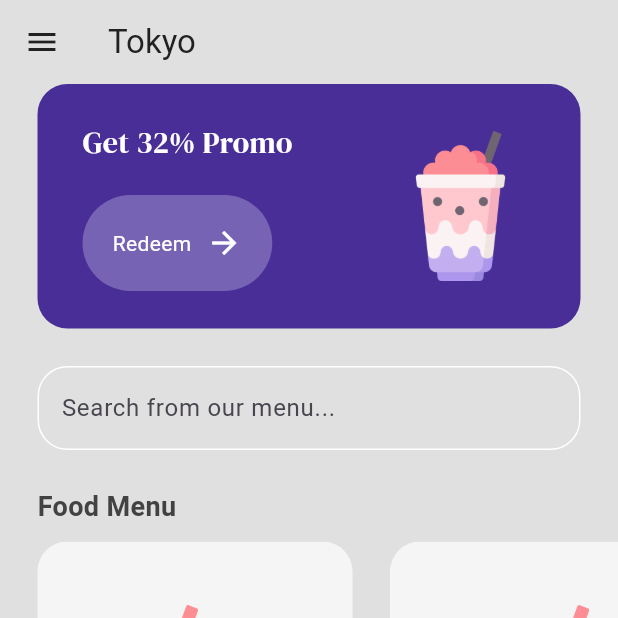
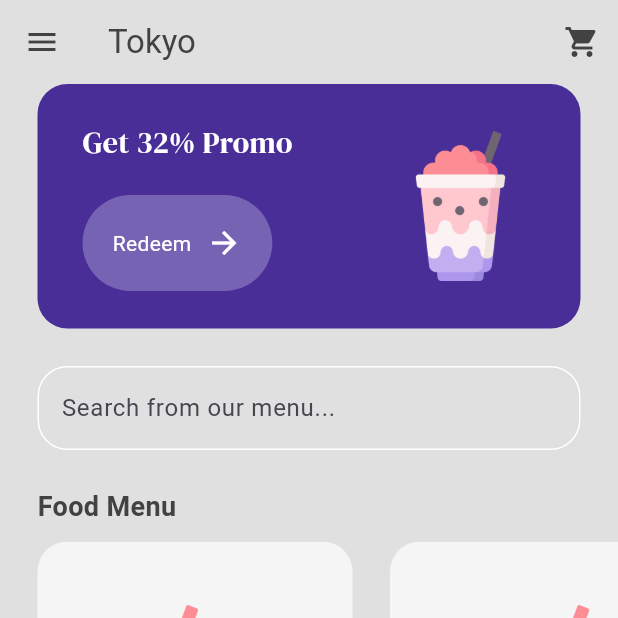
Before and after one commit to strawberryskeleton/tapioka, a Flutter app: the screen it shows after launch, after a tap on "Get Started", on a phone screen of 412 x 824 dp, the top half of it. Run offline on Flutter 3.47's test engine with Material 3 defaults, Android fonts, the phone set to English and light mode, and no system bars; our stand-ins replace google_fonts.

Commit message:
'add to cart' button + navigation added to menu page

```diff
--- a/lib/main.dart
+++ b/lib/main.dart
@@ -1,8 +1,9 @@
 import 'package:flutter/material.dart';
 import 'package:provider/provider.dart';
-import 'package:tapioka/models/shop.dart';
+import 'models/shop.dart';
 import 'pages/intro_page.dart';
 import 'pages/menu_page.dart';
+import 'pages/cart_page.dart';
 
 void main() {
   runApp(
@@ -24,7 +25,8 @@ class MyApp extends StatelessWidget {
       home: const IntroPage(),
       routes: {
         '/intropage': (context) => const IntroPage(),
-        '/menupage':(context) => const MenuPage(),
+        '/menupage': (context) => const MenuPage(),
+        '/cartpage': (context) => const CartPage(),
       },
     );
   }
--- a/lib/pages/menu_page.dart
+++ b/lib/pages/menu_page.dart
@@ -54,15 +54,25 @@ class _MenuPageState extends State<MenuPage> {
       backgroundColor: Colors.grey[300],
       appBar: AppBar(
         backgroundColor: Colors.transparent,
+        foregroundColor: Colors.grey[800],
         elevation: 0,
         leading: Icon(
           Icons.menu,
-          color: Colors.grey[900],
+          // color: Colors.grey[900],
         ),
         title: Text(
           'Tokyo',
-          style: TextStyle(color: Colors.grey[900]),
+          // style: TextStyle(color: Colors.grey[900]),
         ),
+        actions: [
+          // cart button
+          IconButton(
+            onPressed: () {
+              Navigator.pushNamed(context, '/cartpage');
+            },
+            icon: Icon(Icons.shopping_cart)
+          ),
+        ],
       ),
       body: Column(
         crossAxisAlignment: CrossAxisAlignment.start,
```
Also changed, not shown: lib/pages/cart_page.dart (added, +10 -0 lines).
